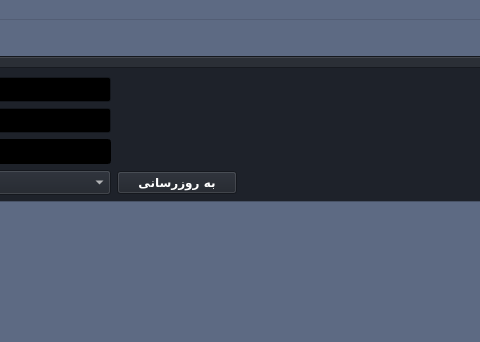
Old version of the form DocPortal.ui in the repository elsobhano/python_AP_fina; both pictures show x 242 to 722 and y 0 to 342 of the 980 by 820 pixel window.
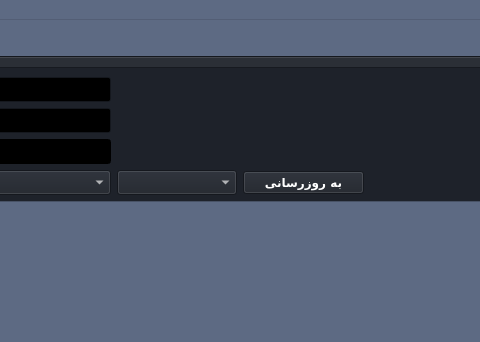
New version of the form.

```diff
--- a/DocPortal.ui
+++ b/DocPortal.ui
@@ -1687,13 +1687,6 @@
                 </property>
                </spacer>
               </item>
-              <item row="3" column="3">
-               <widget class="QPushButton" name="update_button">
-                <property name="text">
-                 <string>به روزرسانی</string>
-                </property>
-               </widget>
-              </item>
               <item row="5" column="7">
                <spacer name="verticalSpacer_8">
                 <property name="orientation">
@@ -2502,6 +2495,23 @@
                 </property>
                </widget>
               </item>
+              <item row="3" column="4">
+               <widget class="QPushButton" name="update_button">
+                <property name="text">
+                 <string>به روزرسانی</string>
+                </property>
+               </widget>
+              </item>
+              <item row="3" column="3">
+               <widget class="QComboBox" name="time_comboBox">
+                <property name="sizePolicy">
+                 <sizepolicy hsizetype="Preferred" vsizetype="Fixed">
+                  <horstretch>0</horstretch>
+                  <verstretch>0</verstretch>
+                 </sizepolicy>
+                </property>
+               </widget>
+              </item>
              </layout>
             </item>
            </layout>
```
